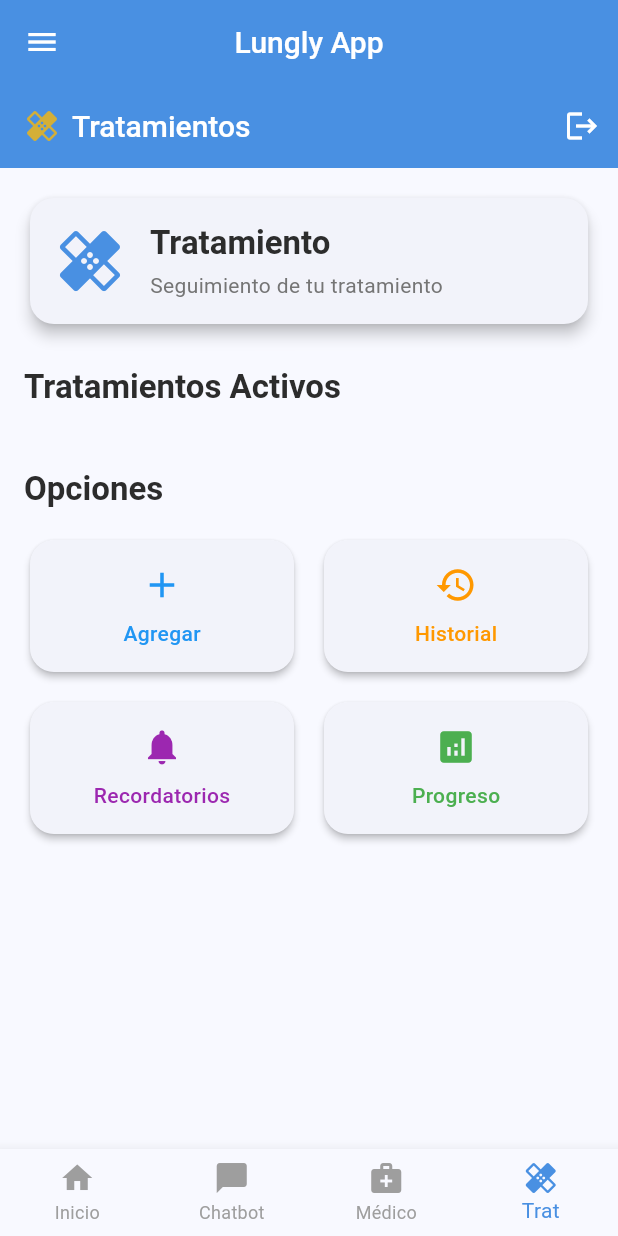
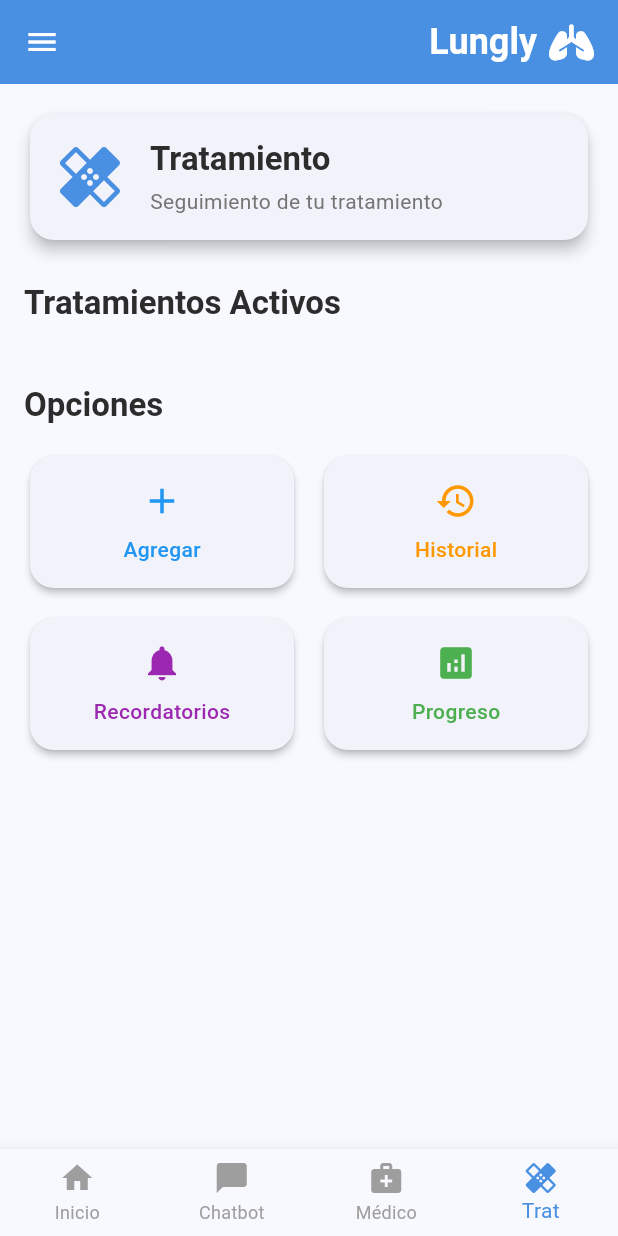
Before and after one commit to Ro-72/Lunglyv1, a Flutter app: the screen it shows once a user with an empty profile is signed in, item 4 of the bottom bar chosen, on a phone screen of 412 x 824 dp. Run offline on Flutter 3.47's test engine with Material 3 defaults, Android fonts, the phone set to English and light mode, and no system bars; our stand-ins replace cloud_firestore, firebase_auth, firebase_core, font_awesome_flutter, shared_preferences; accounts and stored records are empty.

Commit message:
fase inicial opciones ui terminado

```diff
--- a/lib/main_navigation.dart
+++ b/lib/main_navigation.dart
@@ -1,4 +1,5 @@
 import 'package:flutter/material.dart';
+import 'package:font_awesome_flutter/font_awesome_flutter.dart';
 import 'services/auth_service.dart';
 import 'pages/inicio_page.dart';
 import 'pages/chatbot_page.dart';
@@ -44,7 +45,25 @@ class _MainNavigationState extends State<MainNavigation> {
       },
       child: Scaffold(
         appBar: AppBar(
-          title: const Text('Lungly App', style: TextStyle(color: Colors.white)),
+          title: Row(
+            mainAxisAlignment: MainAxisAlignment.end,
+            children: const [
+              Text(
+                'Lungly',
+                style: TextStyle(
+                  color: Colors.white,
+                  fontWeight: FontWeight.bold,
+                  fontSize: 24,
+                ),
+              ),
+              SizedBox(width: 8),
+              FaIcon(
+                FontAwesomeIcons.lungs,
+                color: Colors.white,
+                size: 24,
+              ),
+            ],
+          ),
           backgroundColor: Theme.of(context).colorScheme.primary,
           iconTheme: const IconThemeData(color: Colors.white),
         ),
--- a/lib/pages/tratamiento_page.dart
+++ b/lib/pages/tratamiento_page.dart
@@ -34,7 +34,7 @@ class TratamientoAuthRequired extends StatelessWidget {
   @override
   Widget build(BuildContext context) {
     return Scaffold(
-      appBar: AppBar(
+/*       appBar: AppBar(
         title: const Row(
           children: [
             Icon(Icons.healing, color: Color(0xFFD4AF37)),
@@ -43,7 +43,7 @@ class TratamientoAuthRequired extends StatelessWidget {
           ],
         ),
         automaticallyImplyLeading: false,
-      ),
+      ), */
       body: Container(
         decoration: BoxDecoration(
           gradient: LinearGradient(
@@ -117,7 +117,7 @@ class _TratamientoPageContentState extends State<TratamientoPageContent> {
   @override
   Widget build(BuildContext context) {
     return Scaffold(
-      appBar: AppBar(
+/*       appBar: AppBar(
         title: const Row(
           children: [
             Icon(Icons.healing, color: Color(0xFFD4AF37)),
@@ -134,7 +134,7 @@ class _TratamientoPageContentState extends State<TratamientoPageContent> {
             tooltip: 'Cerrar Sesión',
           ),
         ],
-      ),
+      ), */
       body: StreamBuilder<QuerySnapshot>(
         stream: _firestore
             .collection('treatments')
--- a/pubspec.yaml
+++ b/pubspec.yaml
@@ -43,6 +43,7 @@ dependencies:
   cupertino_icons: ^1.0.8
   firebase_app_check: ^0.3.2+6
   web: ^1.1.1
+  font_awesome_flutter: ^10.7.0
 
 
 
```
